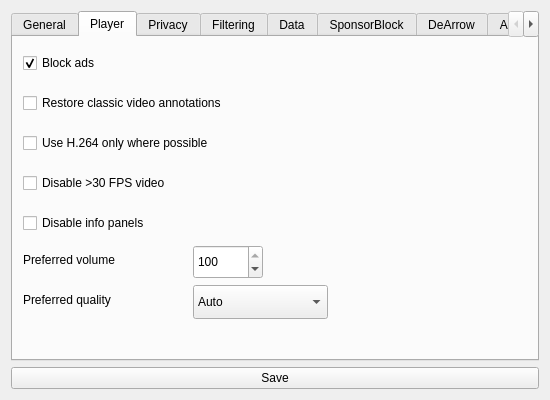
This is src/ui/forms/settings/settingsform.ui in BowDown097/QtTube as Qt 5 draws it before an edit. The edited form follows.
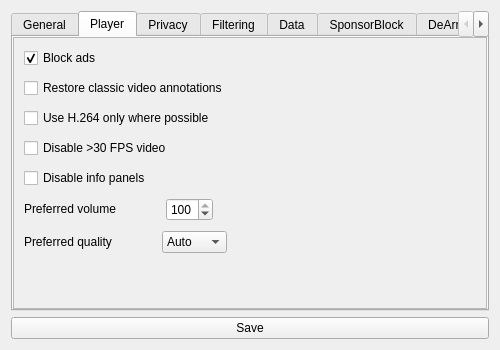
This is the edited form. The open tabs and pages were chosen to show the change.

Commit message: h264ify fix, refined settings form

Patch:
```diff
--- a/src/ui/forms/settings/settingsform.ui
+++ b/src/ui/forms/settings/settingsform.ui
@@ -6,8 +6,8 @@
    <rect>
     <x>0</x>
     <y>0</y>
-    <width>550</width>
-    <height>400</height>
+    <width>500</width>
+    <height>350</height>
    </rect>
   </property>
   <property name="windowTitle">
@@ -134,41 +134,119 @@
       <attribute name="title">
        <string>Player</string>
       </attribute>
+      <layout class="QVBoxLayout" name="verticalLayout">
+       <property name="spacing">
+        <number>0</number>
+       </property>
+       <property name="leftMargin">
+        <number>0</number>
+       </property>
+       <property name="topMargin">
+        <number>0</number>
+       </property>
+       <property name="rightMargin">
+        <number>0</number>
+       </property>
+       <property name="bottomMargin">
+        <number>0</number>
+       </property>
+       <item>
+        <widget class="QScrollArea" name="scrollArea">
+         <property name="widgetResizable">
+          <bool>true</bool>
+         </property>
+         <widget class="QWidget" name="scrollAreaWidgetContents_2">
+          <property name="geometry">
+           <rect>
+            <x>0</x>
+            <y>0</y>
+            <width>476</width>
+            <height>261</height>
+           </rect>
+          </property>
+          <property name="sizePolicy">
+           <sizepolicy hsizetype="Preferred" vsizetype="Fixed">
+            <horstretch>0</horstretch>
+            <verstretch>0</verstretch>
+           </sizepolicy>
+          </property>
+          <layout class="QVBoxLayout" name="verticalLayout_2">
+           <property name="spacing">
+            <number>10</number>
+           </property>
+           <property name="leftMargin">
+            <number>10</number>
+           </property>
+           <property name="topMargin">
+            <number>10</number>
+           </property>
+           <property name="rightMargin">
+            <number>0</number>
+           </property>
+           <property name="bottomMargin">
+            <number>0</number>
+           </property>
+           <item>
+            <widget class="QCheckBox" name="blockAds">
+             <property name="toolTip">
+              <string>&lt;html&gt;&lt;head/&gt;&lt;body&gt;&lt;p&gt;Videos generally will not have ads already because they are embedded, but there are some exceptions.&lt;/p&gt;&lt;/body&gt;&lt;/html&gt;</string>
+             </property>
+             <property name="text">
+              <string>Block ads</string>
+             </property>
+             <property name="checked">
+              <bool>true</bool>
+             </property>
+            </widget>
+           </item>
+           <item>
       <widget class="QCheckBox" name="restoreAnnotations">
-       <property name="geometry">
-        <rect>
-         <x>10</x>
-         <y>50</y>
-         <width>400</width>
-         <height>32</height>
-        </rect>
-       </property>
        <property name="text">
         <string>Restore classic video annotations</string>
        </property>
       </widget>
+           </item>
+           <item>
+            <widget class="QCheckBox" name="h264Only">
+             <property name="text">
+              <string>Use H.264 only where possible</string>
+             </property>
+            </widget>
+           </item>
+           <item>
+            <widget class="QCheckBox" name="disable60Fps">
+             <property name="text">
+              <string>Disable &gt;30 FPS video</string>
+             </property>
+            </widget>
+           </item>
+           <item>
+            <widget class="QCheckBox" name="disablePlayerInfoPanels">
+             <property name="text">
+              <string>Disable info panels</string>
+             </property>
+            </widget>
+           </item>
+           <item>
+            <layout class="QHBoxLayout" name="horizontalLayout_2">
+             <property name="spacing">
+              <number>50</number>
+             </property>
+             <item>
       <widget class="QLabel" name="preferredVolumeLabel">
-       <property name="geometry">
-        <rect>
-         <x>10</x>
-         <y>210</y>
-         <width>170</width>
-         <height>26</height>
-        </rect>
+               <property name="sizePolicy">
+                <sizepolicy hsizetype="Preferred" vsizetype="Fixed">
+                 <horstretch>0</horstretch>
+                 <verstretch>0</verstretch>
+                </sizepolicy>
        </property>
        <property name="text">
         <string>Preferred volume</string>
        </property>
       </widget>
+             </item>
+             <item>
       <widget class="QSpinBox" name="preferredVolume">
-       <property name="geometry">
-        <rect>
-         <x>180</x>
-         <y>208</y>
-         <width>70</width>
-         <height>34</height>
-        </rect>
-       </property>
        <property name="maximum">
         <number>100</number>
        </property>
@@ -176,28 +254,45 @@
         <number>100</number>
        </property>
       </widget>
+             </item>
+             <item>
+              <spacer name="horizontalSpacer_2">
+               <property name="orientation">
+                <enum>Qt::Horizontal</enum>
+               </property>
+               <property name="sizeType">
+                <enum>QSizePolicy::Expanding</enum>
+               </property>
+               <property name="sizeHint" stdset="0">
+                <size>
+                 <width>40</width>
+                 <height>20</height>
+                </size>
+               </property>
+              </spacer>
+             </item>
+            </layout>
+           </item>
+           <item>
+            <layout class="QHBoxLayout" name="horizontalLayout_3">
+             <property name="spacing">
+              <number>50</number>
+             </property>
+             <item>
       <widget class="QLabel" name="preferredQualityLabel">
-       <property name="geometry">
-        <rect>
-         <x>10</x>
-         <y>250</y>
-         <width>170</width>
-         <height>26</height>
-        </rect>
+               <property name="sizePolicy">
+                <sizepolicy hsizetype="Preferred" vsizetype="Fixed">
+                 <horstretch>0</horstretch>
+                 <verstretch>0</verstretch>
+                </sizepolicy>
        </property>
        <property name="text">
         <string>Preferred quality</string>
        </property>
       </widget>
+             </item>
+             <item>
       <widget class="QComboBox" name="preferredQuality">
-       <property name="geometry">
-        <rect>
-         <x>180</x>
-         <y>248</y>
-         <width>135</width>
-         <height>34</height>
-        </rect>
-       </property>
        <item>
         <property name="text">
          <string>Auto</string>
@@ -249,64 +344,30 @@
         </property>
        </item>
       </widget>
-      <widget class="QCheckBox" name="h264Only">
-       <property name="geometry">
-        <rect>
-         <x>10</x>
-         <y>90</y>
-         <width>400</width>
-         <height>32</height>
-        </rect>
-       </property>
-       <property name="text">
-        <string>Use H.264 only where possible</string>
-       </property>
-      </widget>
-      <widget class="QCheckBox" name="disable60Fps">
-       <property name="geometry">
-        <rect>
-         <x>10</x>
-         <y>130</y>
-         <width>400</width>
-         <height>32</height>
-        </rect>
-       </property>
-       <property name="text">
-        <string>Disable &gt;30 FPS video</string>
-       </property>
-      </widget>
-      <widget class="QCheckBox" name="disablePlayerInfoPanels">
-       <property name="geometry">
-        <rect>
-         <x>10</x>
-         <y>170</y>
-         <width>400</width>
-         <height>32</height>
-        </rect>
-       </property>
-       <property name="text">
-        <string>Disable info panels</string>
-       </property>
-      </widget>
-      <widget class="QCheckBox" name="blockAds">
-       <property name="geometry">
-        <rect>
-         <x>10</x>
-         <y>10</y>
-         <width>400</width>
-         <height>32</height>
-        </rect>
-       </property>
-       <property name="toolTip">
-        <string>&lt;html&gt;&lt;head/&gt;&lt;body&gt;&lt;p&gt;Videos generally will not have ads already because they are embedded, but there are some exceptions.&lt;/p&gt;&lt;/body&gt;&lt;/html&gt;</string>
-       </property>
-       <property name="text">
-        <string>Block ads</string>
-       </property>
-       <property name="checked">
-        <bool>true</bool>
-       </property>
-      </widget>
+             </item>
+             <item>
+              <spacer name="horizontalSpacer">
+               <property name="orientation">
+                <enum>Qt::Horizontal</enum>
+               </property>
+               <property name="sizeType">
+                <enum>QSizePolicy::Expanding</enum>
+               </property>
+               <property name="sizeHint" stdset="0">
+                <size>
+                 <width>40</width>
+                 <height>20</height>
+                </size>
+               </property>
+              </spacer>
+             </item>
+            </layout>
+           </item>
+          </layout>
+         </widget>
+        </widget>
+       </item>
+      </layout>
      </widget>
      <widget class="QWidget" name="privacy">
       <attribute name="title">
```
Left out of the diff: 856 changed lines with no effect on the pictures. Lines whose indentation alone changed are shown as unchanged. The commit also changes 3 other files.
